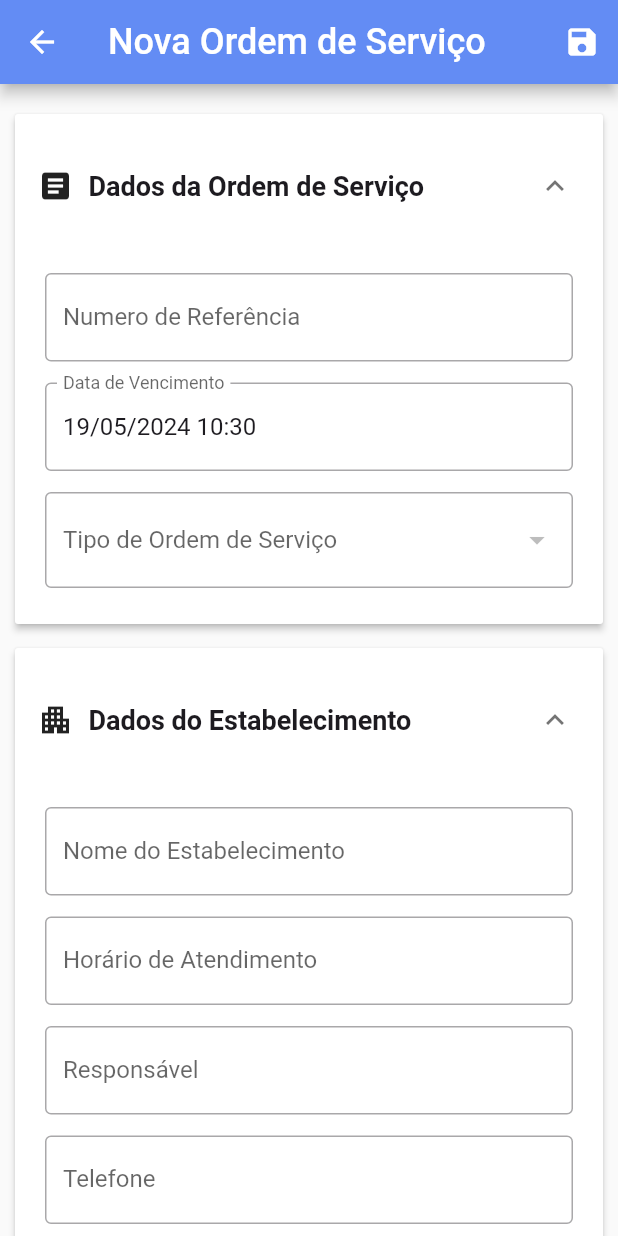
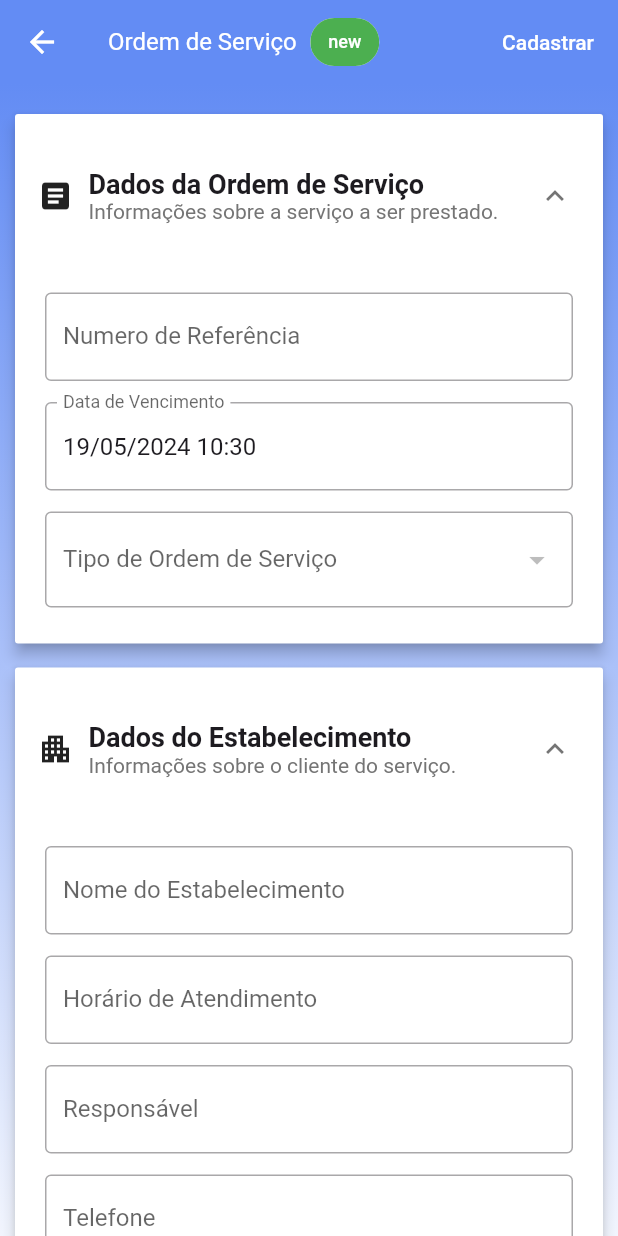
Before and after one commit to Kaued/LogSanApp, a Flutter app: the ServiceOrderForm screen opened directly, on a phone screen of 412 x 824 dp. Run offline on Flutter 3.47's test engine with Material 3 defaults, Android fonts, the phone set to English and light mode, and no system bars; our stand-ins replace cloud_firestore, firebase_auth, firebase_core, flutter_animate; accounts and stored records are empty.

Commit message:
✨feat: Nova tela de formulário da ordem de serviço

```diff
--- /dev/null
+++ b/lib/Components/chip_form.dart
@@ -0,0 +1,32 @@
+import 'package:flutter/material.dart';
+import 'package:logsan_app/Utils/Classes/form_arguments.dart';
+
+class ChipForm extends StatelessWidget {
+  const ChipForm({
+    super.key,
+    required this.arguments,
+  });
+
+  final FormArguments<dynamic>? arguments;
+
+  @override
+  Widget build(BuildContext context) {
+    return Padding(
+      padding: const EdgeInsets.only(
+        left: 8,
+      ),
+      child: Chip(
+        label: Text(
+          arguments == null || arguments!.isAddMode ? "new" : "edit",
+          style: const TextStyle(
+            color: Colors.white,
+            fontSize: 12,
+          ),
+        ),
+        backgroundColor: arguments == null || arguments!.isAddMode
+            ? Colors.green
+            : Colors.amber[900],
+      ),
+    );
+  }
+}
--- a/lib/Pages/service_order_form.dart
+++ b/lib/Pages/service_order_form.dart
@@ -16,6 +16,7 @@ import '../Components/ServiceOrders/address_input.dart';
 import '../Components/ServiceOrders/address_modal.dart';
 import '../Components/ServiceOrders/equipments_form.dart';
 import '../Components/ServiceOrders/service_order_form_input.dart';
+import '../Components/chip_form.dart';
 
 class ServiceOrderForm extends StatefulWidget {
   const ServiceOrderForm({super.key, this.arguments});
@@ -139,6 +140,7 @@ class _ServiceOrderFormState extends State<ServiceOrderForm> {
     final serviceOrderForm = GlobalKey<FormState>();
     final placeForm = GlobalKey<FormState>();
     final screen = MediaQuery.of(context).size;
+    final theme = Theme.of(context);
 
     void onSubmit() async {
       if (serviceOrderForm.currentState!.validate() &&
@@ -297,13 +299,32 @@ class _ServiceOrderFormState extends State<ServiceOrderForm> {
 
     return Scaffold(
       appBar: AppBar(
-        title: Text(
+        elevation: 0,
+        title: Row(
+          children: [
+            Text(
               widget.arguments == null || widget.arguments!.isAddMode
-              ? "Nova Ordem de Serviço"
-              : "Editar Ordem de Serviço",
+                  ? "Ordem de Serviço"
+                  : "Ordem de Serviço",
+              style: theme.textTheme.titleMedium!.copyWith(
+                color: Colors.white,
+              ),
+            ),
+            ChipForm(arguments: widget.arguments)
+          ],
         ),
         actions: [
-          IconButton(onPressed: onSubmit, icon: const Icon(Icons.save))
+          ElevatedButton(
+            onPressed: onSubmit,
+            style: ElevatedButton.styleFrom(
+              elevation: 0,
+            ),
+            child: Text(
+              widget.arguments == null || widget.arguments!.isAddMode
+                  ? "Cadastrar"
+                  : "Editar",
+            ),
+          ),
         ],
       ),
       body: SizedBox(
@@ -312,13 +333,26 @@ class _ServiceOrderFormState extends State<ServiceOrderForm> {
         child: Stack(
           children: [
             SingleChildScrollView(
-              child: Padding(
+              child: Container(
+                decoration: BoxDecoration(
+                  gradient: LinearGradient(
+                    colors: [
+                      theme.colorScheme.primary,
+                      Colors.white,
+                    ],
+                    begin: const FractionalOffset(0, 0),
+                    end: const FractionalOffset(0, 1),
+                    stops: const [0.0, .65],
+                    tileMode: TileMode.clamp,
+                  ),
+                ),
                 padding: const EdgeInsets.symmetric(
                   vertical: 20,
                   horizontal: 10,
                 ),
                 child: ExpansionPanelList(
                   animationDuration: Durations.medium4,
+                  elevation: 4,
                   expansionCallback: (panelIndex, isExpanded) {
                     serviceOrderForm.currentState!.save();
                     placeForm.currentState!.save();
@@ -347,19 +381,31 @@ class _ServiceOrderFormState extends State<ServiceOrderForm> {
                             vertical: 20,
                             horizontal: 15,
                           ),
-                          child: const Row(
+                          child: Row(
                             children: [
-                              Icon(
+                              const Icon(
                                 Icons.article,
                               ),
                               Padding(
-                                padding: EdgeInsets.only(left: 10),
-                                child: Text(
+                                padding: const EdgeInsets.only(left: 10),
+                                child: Column(
+                                  crossAxisAlignment: CrossAxisAlignment.start,
+                                  children: [
+                                    const Text(
                                       "Dados da Ordem de Serviço",
                                       style: TextStyle(
                                         fontSize: 18,
                                         fontWeight: FontWeight.w600,
                                       ),
+                                    ),
+                                    Text(
+                                      "Informações sobre a serviço a ser prestado.",
+                                      style: TextStyle(
+                                        color: Colors.grey[600],
+                                        fontSize: 14,
+                                      ),
+                                    ),
+                                  ],
                                 ),
                               ),
                             ],
@@ -453,19 +499,31 @@ class _ServiceOrderFormState extends State<ServiceOrderForm> {
                             vertical: 20,
                             horizontal: 15,
                           ),
-                          child: const Row(
+                          child: Row(
                             children: [
-                              Icon(
+                              const Icon(
                                 Icons.apartment,
                               ),
                               Padding(
-                                padding: EdgeInsets.only(left: 10),
-                                child: Text(
+                                padding: const EdgeInsets.only(left: 10),
+                                child: Column(
+                                  crossAxisAlignment: CrossAxisAlignment.start,
+                                  children: [
+                                    const Text(
                                       "Dados do Estabelecimento",
                                       style: TextStyle(
                                         fontSize: 18,
                                         fontWeight: FontWeight.w600,
                                       ),
+                                    ),
+                                    Text(
+                                      "Informações sobre o cliente do serviço.",
+                                      style: TextStyle(
+                                        color: Colors.grey[600],
+                                        fontSize: 14,
+                                      ),
+                                    ),
+                                  ],
                                 ),
                               ),
                             ],
@@ -560,19 +618,31 @@ class _ServiceOrderFormState extends State<ServiceOrderForm> {
                             vertical: 20,
                             horizontal: 15,
                           ),
-                          child: const Row(
+                          child: Row(
                             children: [
-                              Icon(
+                              const Icon(
                                 Icons.ad_units,
                               ),
                               Padding(
-                                padding: EdgeInsets.only(left: 10),
-                                child: Text(
+                                padding: const EdgeInsets.only(left: 10),
+                                child: Column(
+                                  crossAxisAlignment: CrossAxisAlignment.start,
+                                  children: [
+                                    const Text(
                                       "Equipamentos",
                                       style: TextStyle(
                                         fontSize: 18,
                                         fontWeight: FontWeight.w600,
                                       ),
+                                    ),
+                                    Text(
+                                      "Equipamentos que serão utilizados.",
+                                      style: TextStyle(
+                                        color: Colors.grey[600],
+                                        fontSize: 14,
+                                      ),
+                                    ),
+                                  ],
                                 ),
                               ),
                             ],
--- a/lib/Repositories/status_repository.dart
+++ b/lib/Repositories/status_repository.dart
@@ -1,5 +1,4 @@
 import 'package:cloud_firestore/cloud_firestore.dart';
-import 'package:logsan_app/Models/order_route.dart';
 import 'package:logsan_app/Models/status.dart';
 
 class StatusRepository {
--- a/lib/app.dart
+++ b/lib/app.dart
@@ -16,7 +16,7 @@ class App extends StatelessWidget {
       theme: ThemeData(
         useMaterial3: false,
         colorScheme: ThemeData.light().colorScheme.copyWith(
-              primary: const Color(0xff638CF4),
+                primary: const Color(0xff638CF4),
               secondary: const Color(0xffFFAB00),
             ),
         textTheme: ThemeData.light().textTheme.copyWith(
```
Lines whose indentation alone changed are shown as unchanged.
